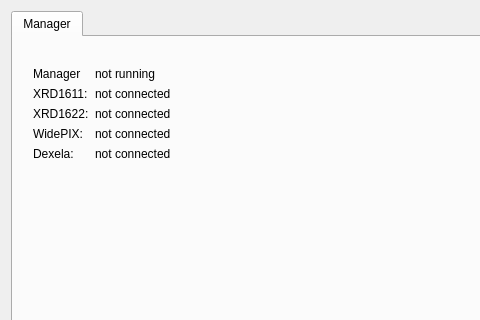
Qt form ui_elements/DetectorManagerWidget.ui (LabTelc/Zajex) before a commit; both pictures show x 0 to 480 and y 0 to 320 of the 742 by 573 pixel window.
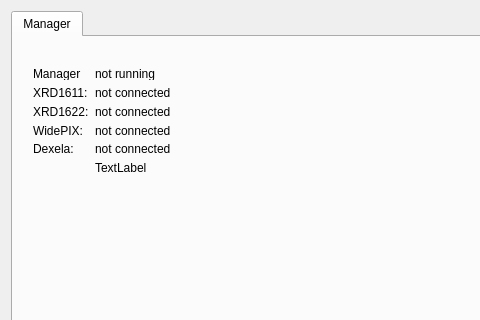
The same form after that commit.

What changed in the file:
```diff
--- a/ui_elements/DetectorManagerWidget.ui
+++ b/ui_elements/DetectorManagerWidget.ui
@@ -148,6 +148,13 @@
           </property>
          </widget>
         </item>
+        <item row="5" column="1">
+         <widget class="QLabel" name="l_dummy">
+          <property name="text">
+           <string>TextLabel</string>
+          </property>
+         </widget>
+        </item>
        </layout>
       </widget>
      </widget>
```
